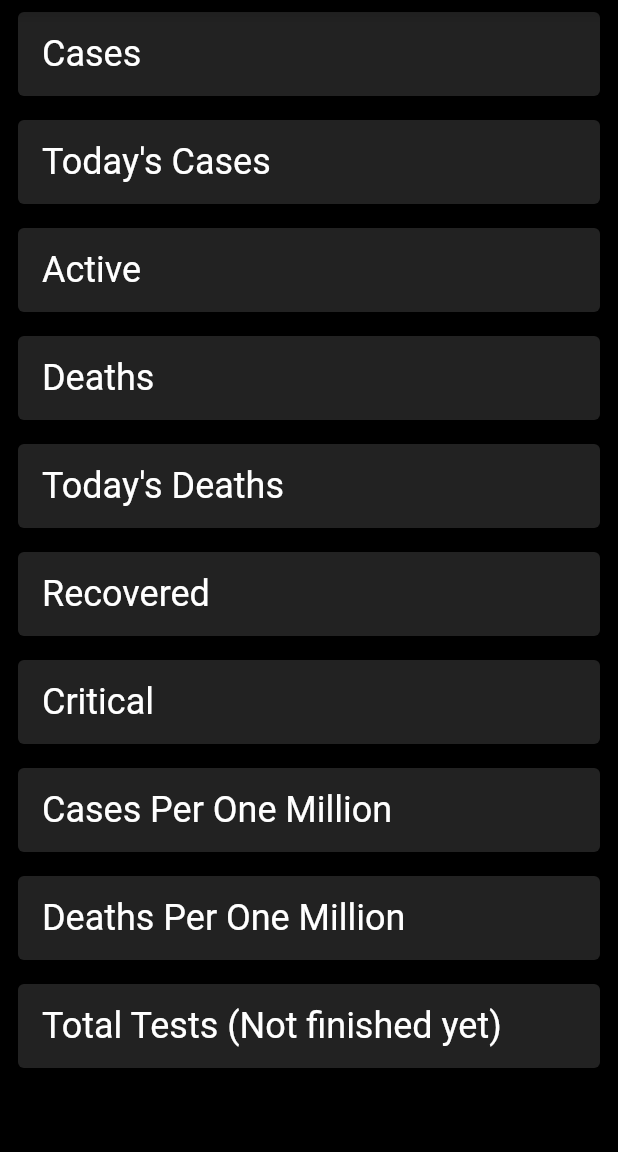
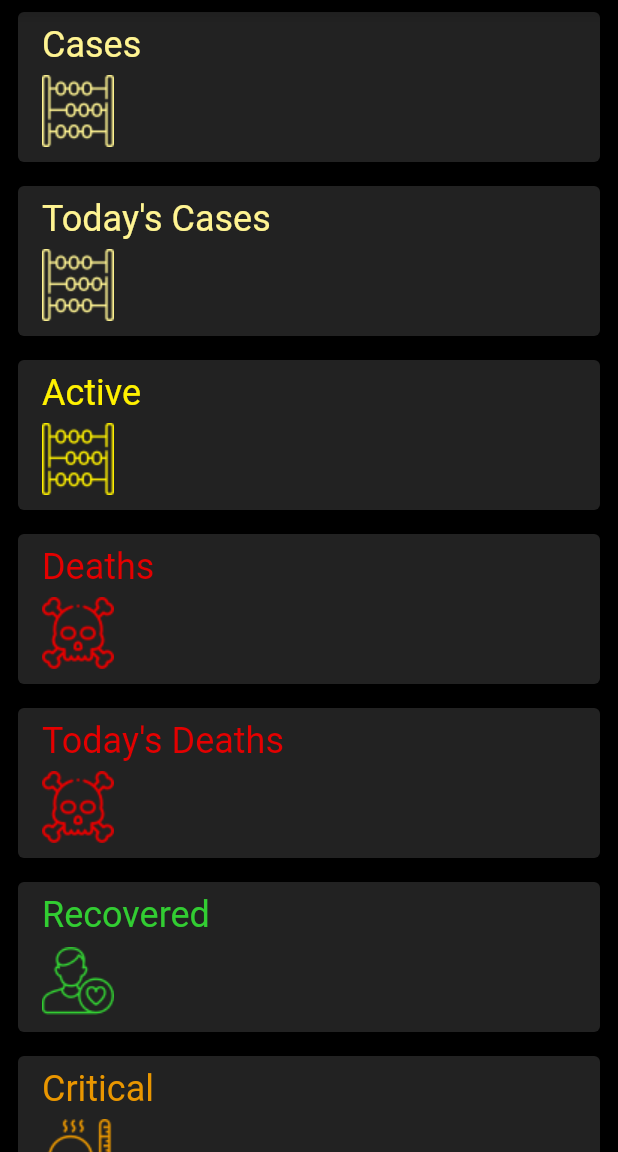
Before and after one commit to MauResendez/COVID-19-Live-Tracker, a Flutter app: the screen it shows after launch, on a phone screen of 412 x 824 dp, the part 84-1236 px from its top. Run offline on Flutter 3.47's test engine with Material 2 defaults, Android fonts, the phone set to English and light mode, and no system bars; network calls fail.

Commit message:
Updated the UI

```diff
--- a/lib/app/ui/endpoint_card.dart
+++ b/lib/app/ui/endpoint_card.dart
@@ -1,5 +1,14 @@
 import 'package:covid19_live_tracker/app/services/api.dart';
 import 'package:flutter/material.dart';
+
+class EndpointCardData
+{
+  final String title;
+  final String assetName;
+  final Color color;
+
+  EndpointCardData(this.title, this.assetName, this.color);
+}
 
 class EndpointCard extends StatelessWidget
 {
@@ -7,23 +16,25 @@ class EndpointCard extends StatelessWidget
   final Endpoint endpoint; // For what data category we want to show
   final int value; // For the data given to us
 
-  static Map<Endpoint, String> cardTitles =
+  static Map<Endpoint, EndpointCardData> cardsData =
   {
-    Endpoint.cases: 'Cases',
-    Endpoint.todayCases: "Today's Cases",
-    Endpoint.active: 'Active',
-    Endpoint.deaths: 'Deaths',
-    Endpoint.todayDeaths: "Today's Deaths",
-    Endpoint.recovered: 'Recovered',
-    Endpoint.critical: 'Critical',
-    Endpoint.casesPerOneMillion: 'Cases Per One Million',
-    Endpoint.deathsPerOneMillion: 'Deaths Per One Million',
-    Endpoint.totalTests: 'Total Tests (Not finished yet)',
+    Endpoint.cases: EndpointCardData('Cases', 'assets/count.png', Color(0xFFFFF492)),
+    Endpoint.todayCases: EndpointCardData("Today's Cases", 'assets/count.png', Color(0xFFFFF492)),
+    Endpoint.active: EndpointCardData('Active', 'assets/count.png', Color(0xFFFFF100)),
+    Endpoint.deaths: EndpointCardData('Deaths', 'assets/death.png', Color(0xFFE40000)),
+    Endpoint.todayDeaths: EndpointCardData("Today's Deaths", 'assets/death.png', Color(0xFFE40000)),
+    Endpoint.recovered: EndpointCardData('Recovered', 'assets/patient.png', Color(0xFF32CD32)),
+    Endpoint.critical: EndpointCardData('Critical', 'assets/fever.png', Color(0xFFE99600)),
+    Endpoint.casesPerOneMillion: EndpointCardData("Cases Per One Million", 'assets/count.png', Color(0xFFFFF492)),
+    Endpoint.deathsPerOneMillion: EndpointCardData("Deaths Per One Million", 'assets/death.png', Color(0xFFE40000)),
+    Endpoint.totalTests: EndpointCardData("Total Tests", 'assets/patient.png', Color(0xFF70A9FF)),
   };
 
   @override
   Widget build(BuildContext context)
   {
+    final cardData = cardsData[endpoint];
+
     return Padding
     (
       padding: const EdgeInsets.symmetric(horizontal: 8.0, vertical: 4.0),
@@ -32,13 +43,30 @@ class EndpointCard extends StatelessWidget
         child: Padding
         (
           padding: const EdgeInsets.symmetric(horizontal: 16.0, vertical: 8.0),
-          child: Row
+          child: Column
           (
-            mainAxisAlignment: MainAxisAlignment.spaceBetween,
+            crossAxisAlignment: CrossAxisAlignment.start,
             children: <Widget>
             [
-              Text(cardTitles[endpoint], style: Theme.of(context).textTheme.headline),
-              Text(value != null ? value.toString() : '', style: Theme.of(context).textTheme.display1),
+              Text(cardData.title, style: Theme.of(context).textTheme.headline.copyWith(color: cardData.color)),
+              SizedBox
+              (
+                height: 4
+              ),
+              SizedBox
+              (
+                height: 52,
+                child: Row
+                (
+                  mainAxisAlignment: MainAxisAlignment.spaceBetween,
+                  crossAxisAlignment: CrossAxisAlignment.center,
+                  children: <Widget>
+                  [
+                    Image.asset(cardData.assetName, color: cardData.color),
+                    Text(value != null ? value.toString() : '', style: Theme.of(context).textTheme.display1.copyWith(color: cardData.color, fontWeight: FontWeight.w500)),
+                  ],
+                ),
+              ),
             ],
           ),
         ),
```
